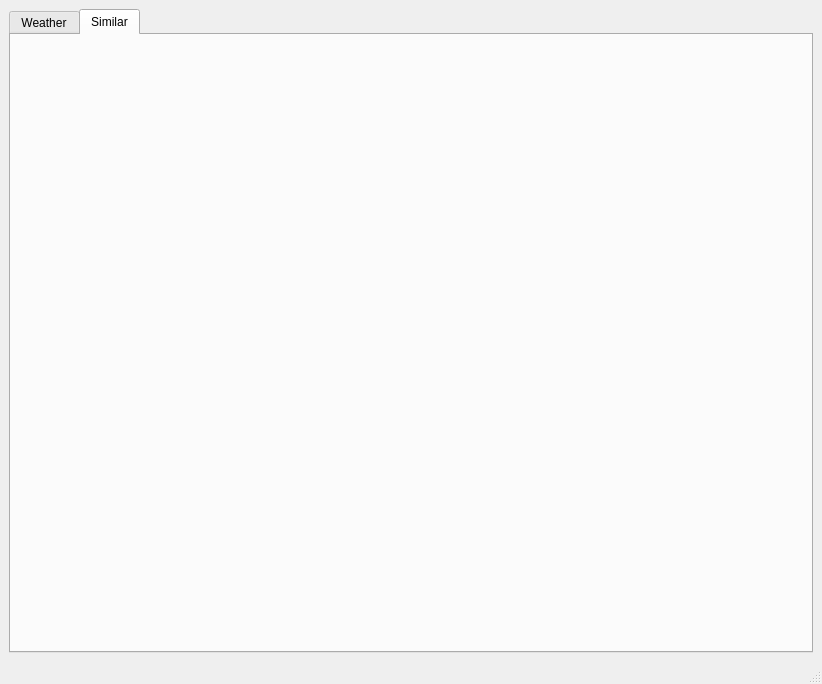
DariaBogdan/python_tasks, file l_14.1/supertool/source/supertool/weather.ui: the form before one commit.
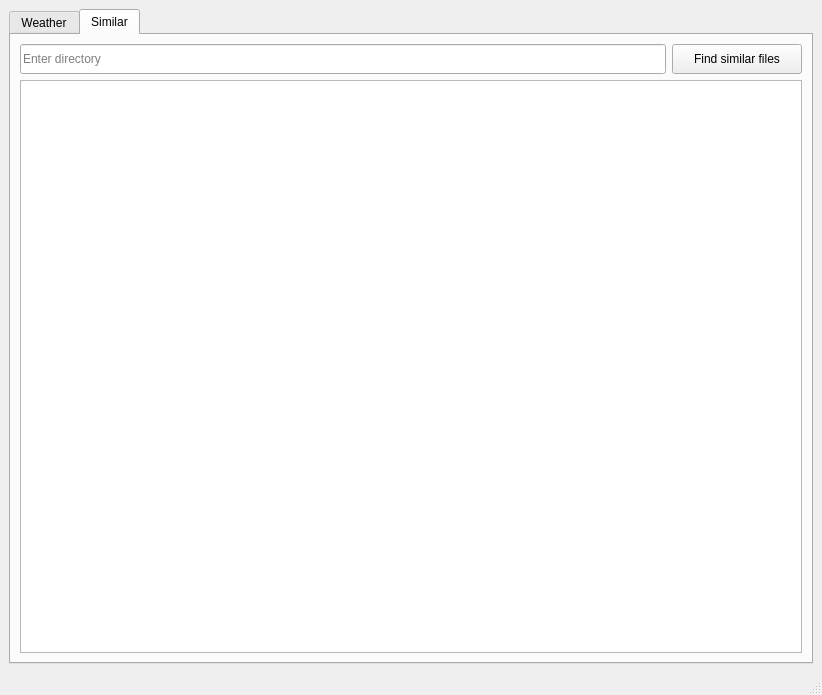
The form after the commit. The open tabs and pages were chosen to show the change.

Commit message: added tab with similar gui

```diff
--- a/l_14.1/supertool/source/supertool/weather.ui
+++ b/l_14.1/supertool/source/supertool/weather.ui
@@ -7,7 +7,7 @@
     <x>0</x>
     <y>0</y>
     <width>822</width>
-    <height>684</height>
+    <height>695</height>
    </rect>
   </property>
   <property name="windowTitle">
@@ -475,6 +475,112 @@
        <attribute name="title">
         <string>Similar</string>
        </attribute>
+       <layout class="QGridLayout" name="gridLayout_4">
+        <item row="0" column="0">
+         <layout class="QVBoxLayout" name="verticalLayout">
+          <item>
+           <layout class="QHBoxLayout" name="horizontalLayout_2">
+            <item>
+             <widget class="QLineEdit" name="lineEditSimilar">
+              <property name="sizePolicy">
+               <sizepolicy hsizetype="Expanding" vsizetype="Expanding">
+                <horstretch>0</horstretch>
+                <verstretch>1</verstretch>
+               </sizepolicy>
+              </property>
+              <property name="minimumSize">
+               <size>
+                <width>500</width>
+                <height>30</height>
+               </size>
+              </property>
+              <property name="maximumSize">
+               <size>
+                <width>1000</width>
+                <height>60</height>
+               </size>
+              </property>
+              <property name="baseSize">
+               <size>
+                <width>500</width>
+                <height>30</height>
+               </size>
+              </property>
+              <property name="text">
+               <string/>
+              </property>
+              <property name="placeholderText">
+               <string>Enter directory</string>
+              </property>
+             </widget>
+            </item>
+            <item>
+             <widget class="QPushButton" name="similarButton">
+              <property name="sizePolicy">
+               <sizepolicy hsizetype="Minimum" vsizetype="Expanding">
+                <horstretch>0</horstretch>
+                <verstretch>1</verstretch>
+               </sizepolicy>
+              </property>
+              <property name="minimumSize">
+               <size>
+                <width>130</width>
+                <height>30</height>
+               </size>
+              </property>
+              <property name="maximumSize">
+               <size>
+                <width>200</width>
+                <height>60</height>
+               </size>
+              </property>
+              <property name="baseSize">
+               <size>
+                <width>130</width>
+                <height>30</height>
+               </size>
+              </property>
+              <property name="text">
+               <string>Find similar files</string>
+              </property>
+             </widget>
+            </item>
+           </layout>
+          </item>
+          <item>
+           <widget class="QTextBrowser" name="textBrowser">
+            <property name="sizePolicy">
+             <sizepolicy hsizetype="Expanding" vsizetype="Expanding">
+              <horstretch>0</horstretch>
+              <verstretch>1</verstretch>
+             </sizepolicy>
+            </property>
+            <property name="minimumSize">
+             <size>
+              <width>500</width>
+              <height>50</height>
+             </size>
+            </property>
+            <property name="baseSize">
+             <size>
+              <width>500</width>
+              <height>50</height>
+             </size>
+            </property>
+            <property name="readOnly">
+             <bool>false</bool>
+            </property>
+            <property name="textInteractionFlags">
+             <set>Qt::LinksAccessibleByKeyboard|Qt::LinksAccessibleByMouse|Qt::TextBrowserInteraction|Qt::TextEditable|Qt::TextEditorInteraction|Qt::TextSelectableByKeyboard|Qt::TextSelectableByMouse</set>
+            </property>
+            <property name="openExternalLinks">
+             <bool>true</bool>
+            </property>
+           </widget>
+          </item>
+         </layout>
+        </item>
+       </layout>
       </widget>
      </widget>
     </item>
```
Left out of the diff: 29 changed lines with no effect on the pictures. The commit also changes 1 other file.
